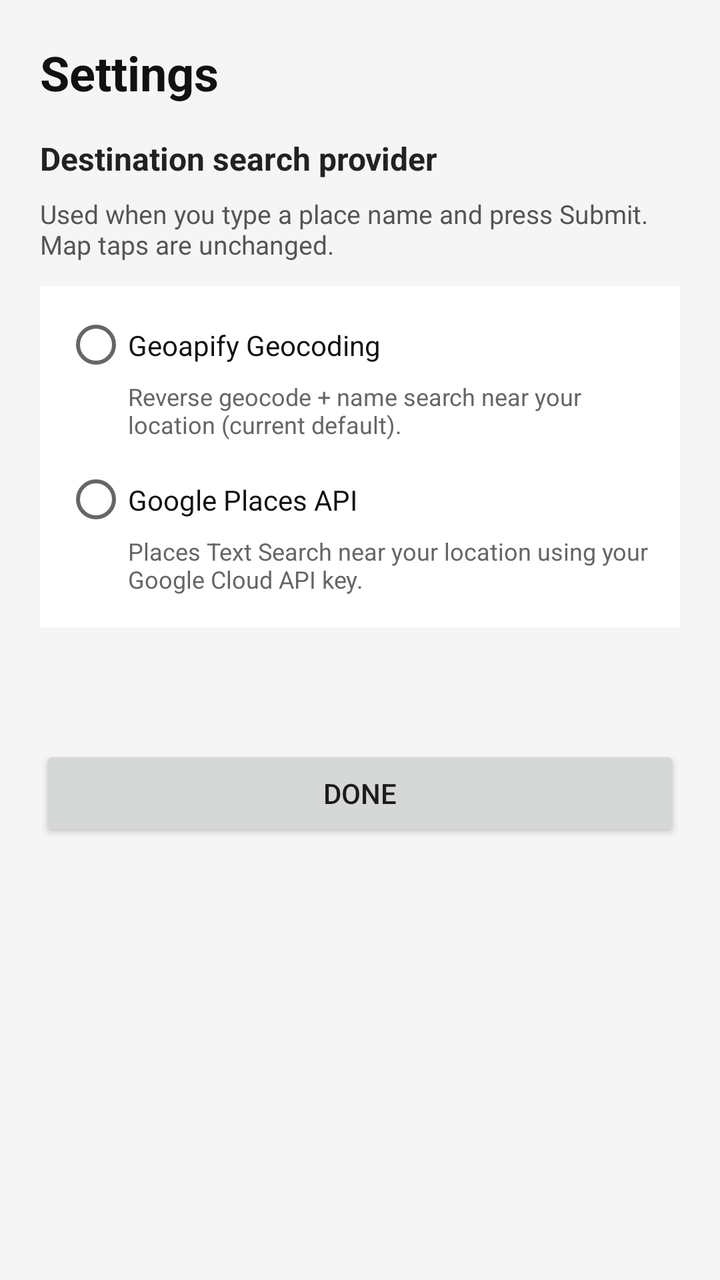
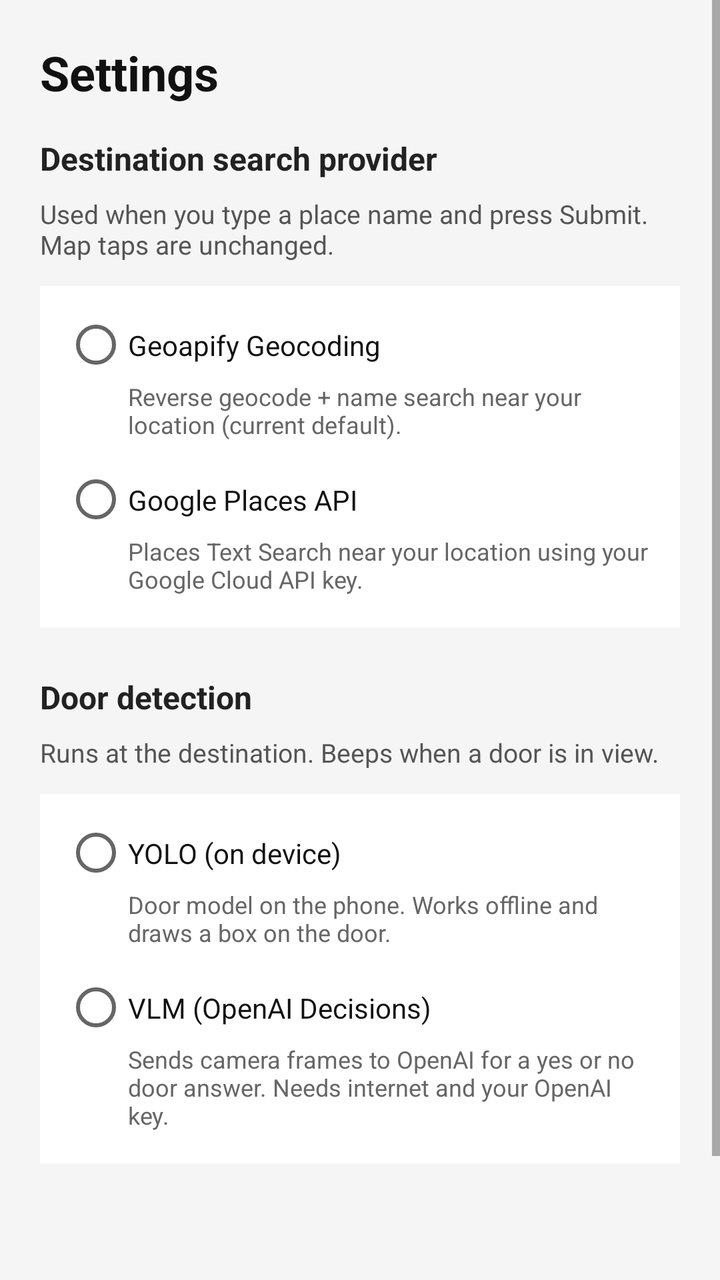

An Android layout rendered at two revisions. The XML below is the earlier revision; the diff shows what the commit changed to produce the second picture.
<!-- AndroidManifest.xml: activity theme Theme.AppCompat.Light.NoActionBar -->
<!-- res/layout/activity_settings.xml -->
<?xml version="1.0" encoding="utf-8"?>
<LinearLayout xmlns:android="http://schemas.android.com/apk/res/android"
    android:layout_width="match_parent"
    android:layout_height="match_parent"
    android:orientation="vertical"
    android:padding="20dp"
    android:background="#F5F5F5">

  <TextView
      android:layout_width="match_parent"
      android:layout_height="wrap_content"
      android:text="Settings"
      android:textSize="24sp"
      android:textStyle="bold"
      android:textColor="#111111"
      android:paddingBottom="16dp" />

  <TextView
      android:layout_width="match_parent"
      android:layout_height="wrap_content"
      android:text="Destination search provider"
      android:textSize="16sp"
      android:textStyle="bold"
      android:textColor="#222222"
      android:paddingBottom="8dp" />

  <TextView
      android:layout_width="match_parent"
      android:layout_height="wrap_content"
      android:text="Used when you type a place name and press Submit. Map taps are unchanged."
      android:textSize="13sp"
      android:textColor="#555555"
      android:paddingBottom="12dp" />

  <RadioGroup
      android:id="@+id/destination_provider_group"
      android:layout_width="match_parent"
      android:layout_height="wrap_content"
      android:background="#FFFFFF"
      android:padding="12dp">

    <RadioButton
        android:id="@+id/provider_geoapify"
        android:layout_width="match_parent"
        android:layout_height="wrap_content"
        android:text="Geoapify Geocoding"
        android:textColor="#111111"
        android:paddingTop="8dp"
        android:paddingBottom="8dp" />

    <TextView
        android:layout_width="match_parent"
        android:layout_height="wrap_content"
        android:text="Reverse geocode + name search near your location (current default)."
        android:textSize="12sp"
        android:textColor="#666666"
        android:paddingStart="32dp"
        android:paddingBottom="12dp" />

    <RadioButton
        android:id="@+id/provider_google_places"
        android:layout_width="match_parent"
        android:layout_height="wrap_content"
        android:text="Google Places API"
        android:textColor="#111111"
        android:paddingTop="8dp"
        android:paddingBottom="8dp" />

    <TextView
        android:layout_width="match_parent"
        android:layout_height="wrap_content"
        android:text="Places Text Search near your location using your Google Cloud API key."
        android:textSize="12sp"
        android:textColor="#666666"
        android:paddingStart="32dp"
        android:paddingBottom="4dp" />
  </RadioGroup>

  <TextView
      android:id="@+id/settings_status"
      android:layout_width="match_parent"
      android:layout_height="wrap_content"
      android:paddingTop="16dp"
      android:textColor="#0B6E4F"
      android:textSize="14sp" />

  <Button
      android:id="@+id/settings_done_button"
      android:layout_width="match_parent"
      android:layout_height="wrap_content"
      android:layout_marginTop="24dp"
      android:text="Done" />
</LinearLayout>
<!-- resources referenced by this layout -->
<resources>

</resources>

<!-- the commit's change to res/layout/activity_settings.xml (unified diff, before → after) -->
@@ -1,10 +1,14 @@
 <?xml version="1.0" encoding="utf-8"?>
-<LinearLayout xmlns:android="http://schemas.android.com/apk/res/android"
+<ScrollView xmlns:android="http://schemas.android.com/apk/res/android"
     android:layout_width="match_parent"
     android:layout_height="match_parent"
+    android:background="#F5F5F5">
+
+<LinearLayout
+    android:layout_width="match_parent"
+    android:layout_height="wrap_content"
     android:orientation="vertical"
-    android:padding="20dp"
-    android:background="#F5F5F5">
+    android:padding="20dp">
 
   <TextView
       android:layout_width="match_parent"
@@ -77,6 +81,68 @@
   </RadioGroup>
 
   <TextView
+      android:layout_width="match_parent"
+      android:layout_height="wrap_content"
+      android:text="Door detection"
+      android:textSize="16sp"
+      android:textStyle="bold"
+      android:textColor="#222222"
+      android:paddingTop="24dp"
+      android:paddingBottom="8dp" />
+
+  <TextView
+      android:layout_width="match_parent"
+      android:layout_height="wrap_content"
+      android:text="Runs at the destination. Beeps when a door is in view."
+      android:textSize="13sp"
+      android:textColor="#555555"
+      android:paddingBottom="12dp" />
+
+  <RadioGroup
+      android:id="@+id/door_detector_group"
+      android:layout_width="match_parent"
+      android:layout_height="wrap_content"
+      android:background="#FFFFFF"
+      android:padding="12dp">
+
+    <RadioButton
+        android:id="@+id/door_yolo"
+        android:layout_width="match_parent"
+        android:layout_height="wrap_content"
+        android:text="YOLO (on device)"
+        android:textColor="#111111"
+        android:paddingTop="8dp"
+        android:paddingBottom="8dp" />
+
+    <TextView
+        android:layout_width="match_parent"
+        android:layout_height="wrap_content"
+        android:text="Door model on the phone. Works offline and draws a box on the door."
+        android:textSize="12sp"
+        android:textColor="#666666"
+        android:paddingStart="32dp"
+        android:paddingBottom="12dp" />
+
+    <RadioButton
+        android:id="@+id/door_vlm"
+        android:layout_width="match_parent"
+        android:layout_height="wrap_content"
+        android:text="VLM (OpenAI Decisions)"
+        android:textColor="#111111"
+        android:paddingTop="8dp"
+        android:paddingBottom="8dp" />
+
+    <TextView
+        android:layout_width="match_parent"
+        android:layout_height="wrap_content"
+        android:text="Sends camera frames to OpenAI for a yes or no door answer. Needs internet and your OpenAI key."
+        android:textSize="12sp"
+        android:textColor="#666666"
+        android:paddingStart="32dp"
+        android:paddingBottom="4dp" />
+  </RadioGroup>
+
+  <TextView
       android:id="@+id/settings_status"
       android:layout_width="match_parent"
       android:layout_height="wrap_content"
@@ -91,3 +157,4 @@
       android:layout_marginTop="24dp"
       android:text="Done" />
 </LinearLayout>
+</ScrollView>
